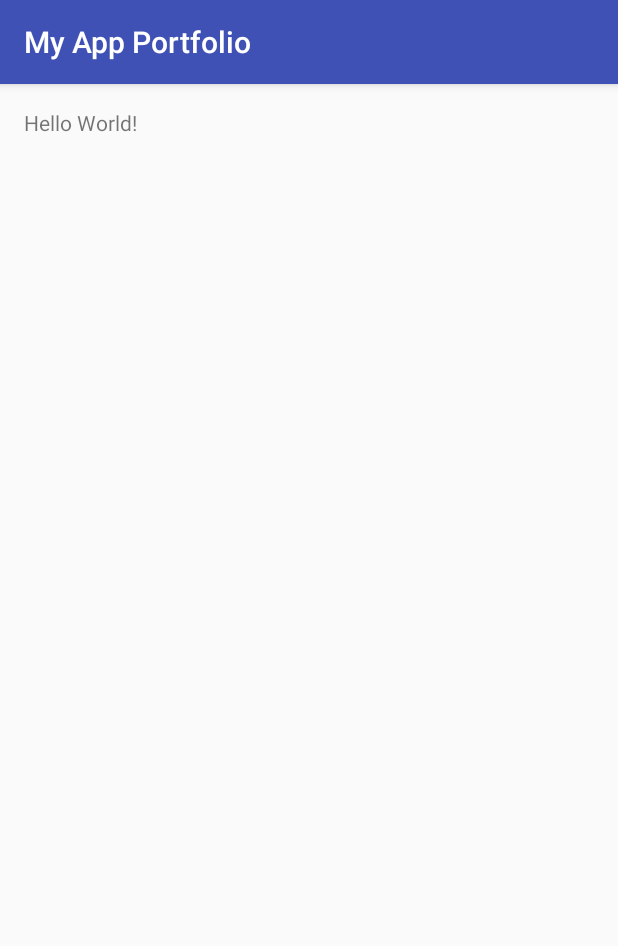
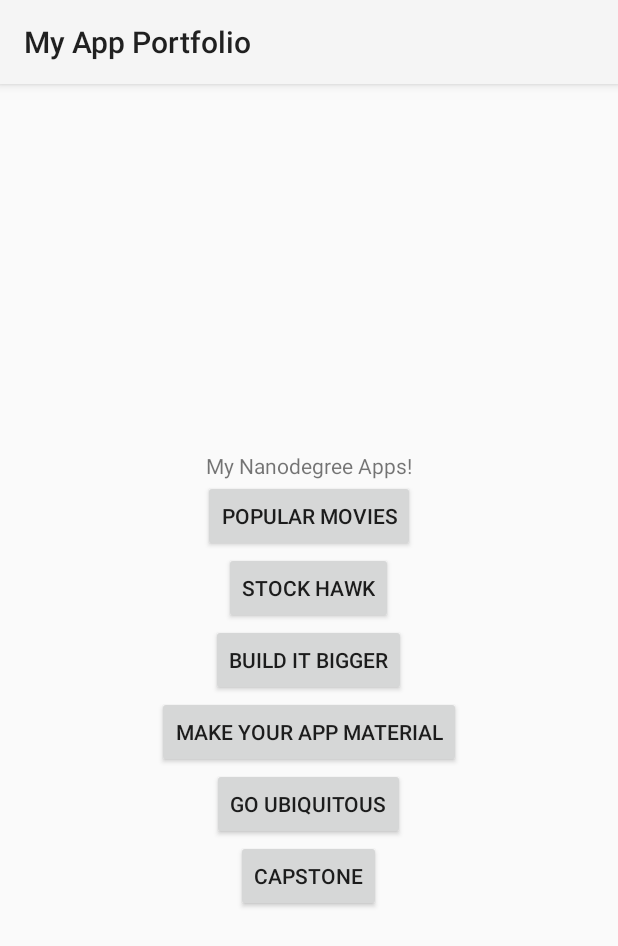
Before and after one commit to ivancho1707/myappportfolio, an Android app: the screen it shows after launch (MainActivity), on a phone screen of 412 x 824 dp. Shown: the top 946 px of the screen. Run offline under Robolectric (Android 15) with nearby library versions, the phone set to English and light mode, and no system bars.

Commit message:
first activity and interactions

```diff
--- a/app/src/main/AndroidManifest.xml
+++ b/app/src/main/AndroidManifest.xml
@@ -7,7 +7,7 @@
         android:icon="@mipmap/ic_launcher"
         android:label="@string/app_name"
         android:supportsRtl="true"
-        android:theme="@style/AppTheme">
+        android:theme="@style/Theme.AppCompat.DayNight">
         <activity android:name=".MainActivity">
             <intent-filter>
                 <action android:name="android.intent.action.MAIN" />
--- a/app/src/main/java/mx/ivn/myappportfolio/MainActivity.java
+++ b/app/src/main/java/mx/ivn/myappportfolio/MainActivity.java
@@ -1,13 +1,65 @@
 package mx.ivn.myappportfolio;
 
+import android.content.Context;
+import android.os.StrictMode;
 import android.support.v7.app.AppCompatActivity;
 import android.os.Bundle;
+import android.view.View;
+import android.widget.Button;
+import android.widget.Toast;
 
 public class MainActivity extends AppCompatActivity {
+    Button button1, button2, button3, button4, button5, button6;
 
     @Override
     protected void onCreate(Bundle savedInstanceState) {
         super.onCreate(savedInstanceState);
         setContentView(R.layout.activity_main);
+
+        button1 = (Button) findViewById(R.id.button1);
+        button2 = (Button) findViewById(R.id.button2);
+        button3 = (Button) findViewById(R.id.button3);
+        button4 = (Button) findViewById(R.id.button4);
+        button5 = (Button) findViewById(R.id.button5);
+        button6 = (Button) findViewById(R.id.button6);
+
+        button1.setOnClickListener(new View.OnClickListener() {
+            public void onClick(View v) {
+                showToast((Button) v);
+            }
+        });
+        button2.setOnClickListener(new View.OnClickListener() {
+            public void onClick(View v) {
+                showToast((Button) v);
+            }
+        });
+        button3.setOnClickListener(new View.OnClickListener() {
+            public void onClick(View v) {
+                showToast((Button) v);
+            }
+        });
+        button4.setOnClickListener(new View.OnClickListener() {
+            public void onClick(View v) {
+                showToast((Button) v);
+            }
+        });
+        button5.setOnClickListener(new View.OnClickListener() {
+            public void onClick(View v) {
+                showToast((Button) v);
+            }
+        });
+        button6.setOnClickListener(new View.OnClickListener() {
+            public void onClick(View v) {
+                showToast((Button) v);
+            }
+        });
+
+    }
+
+    public void showToast(Button b){
+        Context context = getApplicationContext();
+        CharSequence text = "This button will launch my " + b.getText().toString() + "app";
+        Toast toast = Toast.makeText(context, text, Toast.LENGTH_SHORT);
+        toast.show();
     }
 }
--- a/app/src/main/res/layout/activity_main.xml
+++ b/app/src/main/res/layout/activity_main.xml
@@ -12,5 +12,56 @@
     <TextView
         android:layout_width="wrap_content"
         android:layout_height="wrap_content"
-        android:text="Hello World!" />
+        android:text="My Nanodegree Apps!"
+        android:layout_centerHorizontal="true"
+        android:id="@+id/textView"
+        android:layout_above="@id/button1"/>
+    <Button
+        android:layout_width="wrap_content"
+        android:layout_height="wrap_content"
+        android:text="Popular Movies"
+        android:id="@+id/button1"
+        android:layout_above="@+id/button2"
+        android:layout_centerVertical="true"
+        android:layout_centerHorizontal="true" />
+    <Button
+        android:layout_width="wrap_content"
+        android:layout_height="wrap_content"
+        android:text="Stock Hawk"
+        android:id="@+id/button2"
+        android:layout_above="@+id/button3"
+        android:layout_centerVertical="true"
+        android:layout_centerHorizontal="true" />
+
+    <Button
+        android:layout_width="wrap_content"
+        android:layout_height="wrap_content"
+        android:text="Build it Bigger"
+        android:id="@+id/button3"
+        android:layout_centerInParent="true" />
+
+    <Button
+        android:layout_width="wrap_content"
+        android:layout_height="wrap_content"
+        android:text="Make Your App Material"
+        android:id="@+id/button4"
+        android:layout_below="@+id/button3"
+        android:layout_centerHorizontal="true" />
+
+    <Button
+        android:layout_width="wrap_content"
+        android:layout_height="wrap_content"
+        android:text="Go Ubiquitous"
+        android:id="@+id/button5"
+        android:layout_below="@+id/button4"
+        android:layout_centerVertical="true"
+        android:layout_centerHorizontal="true" />
+
+    <Button
+        android:layout_width="wrap_content"
+        android:layout_height="wrap_content"
+        android:text="Capstone"
+        android:id="@+id/button6"
+        android:layout_below="@+id/button5"
+        android:layout_centerHorizontal="true" />
 </RelativeLayout>
```
